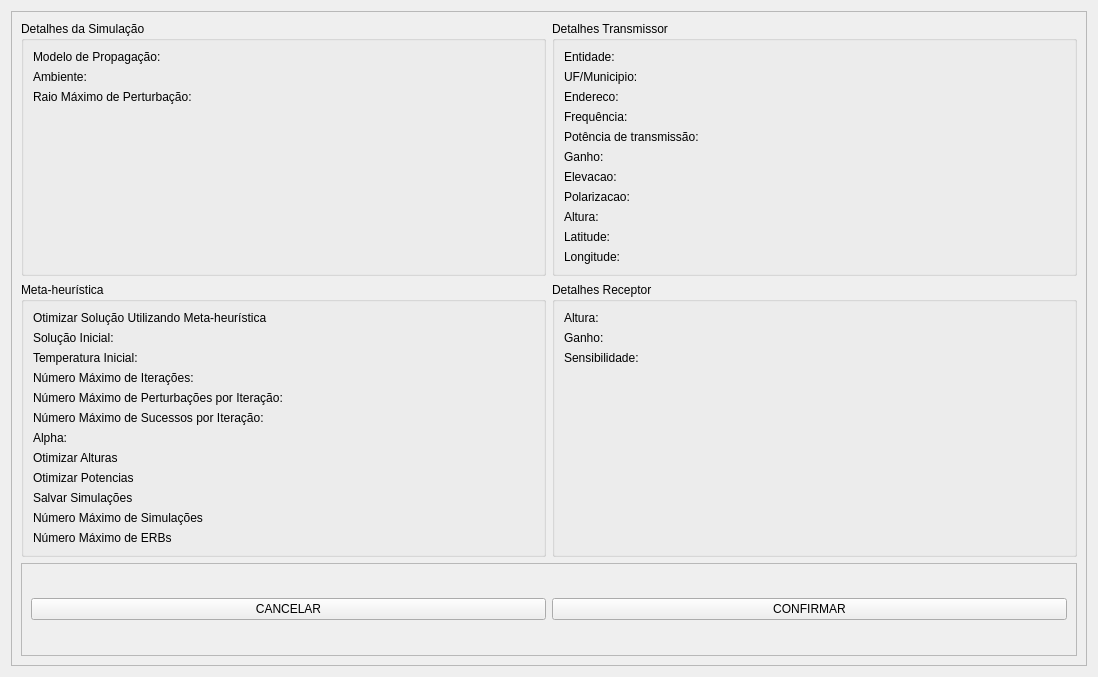
Above: src/main/resources/base/confirm_simulation_dialog.ui from trimtechnologies/Intelligent-Network-Planning-Tool-for-UAVs before the change. Below: the same form after it.
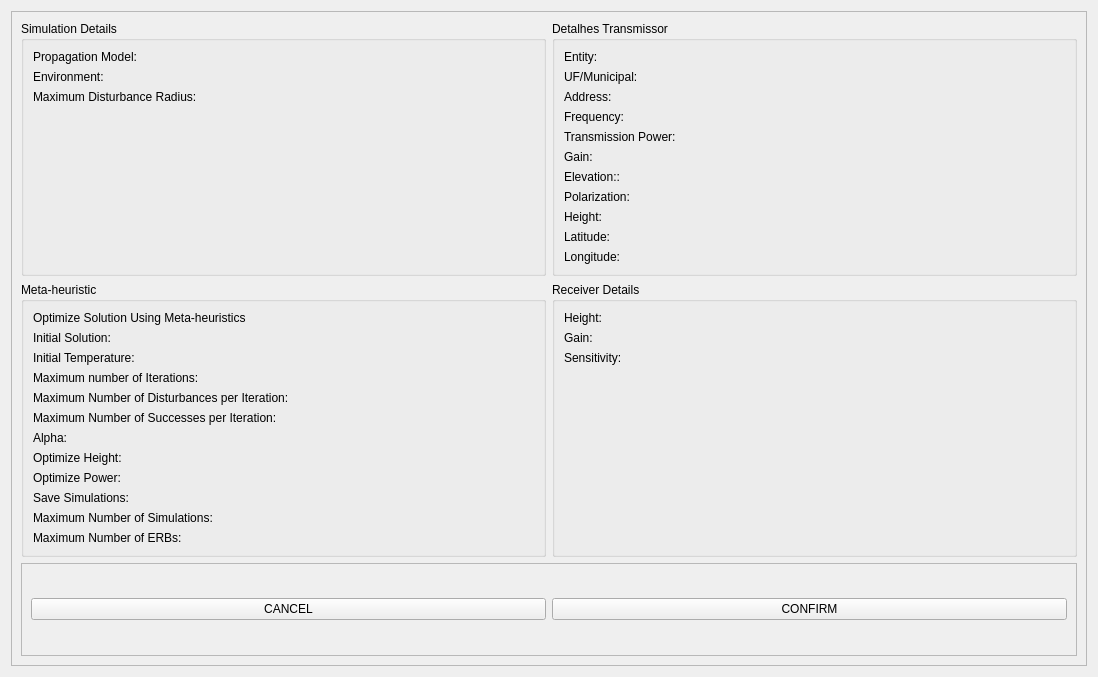
That is the form after the change.

Commit message: Translated elements in other uis

```diff
--- a/src/main/resources/base/confirm_simulation_dialog.ui
+++ b/src/main/resources/base/confirm_simulation_dialog.ui
@@ -29,13 +29,13 @@
       <item row="0" column="0">
        <widget class="QGroupBox" name="group_box_detalhes">
         <property name="title">
-         <string>Detalhes da Simulação</string>
+         <string>Simulation Details</string>
         </property>
         <layout class="QFormLayout" name="formLayout">
          <item row="0" column="0">
           <widget class="QLabel" name="label_modelo_propagacao">
            <property name="text">
-            <string>Modelo de Propagação:</string>
+            <string>Propagation Model:</string>
            </property>
           </widget>
          </item>
@@ -58,7 +58,7 @@
          <item row="1" column="0">
           <widget class="QLabel" name="label_ambiente">
            <property name="text">
-            <string>Ambiente:</string>
+            <string>Environment:</string>
            </property>
           </widget>
          </item>
@@ -81,7 +81,7 @@
          <item row="2" column="0">
           <widget class="QLabel" name="label_radio_maximo">
            <property name="text">
-            <string>Raio Máximo de Perturbação:</string>
+            <string>Maximum Disturbance Radius:</string>
            </property>
           </widget>
          </item>
@@ -113,7 +113,7 @@
          <item row="0" column="0">
           <widget class="QLabel" name="label_entidade">
            <property name="text">
-            <string>Entidade:</string>
+            <string>Entity:</string>
            </property>
           </widget>
          </item>
@@ -136,21 +136,21 @@
          <item row="1" column="0">
           <widget class="QLabel" name="label_uf_municipio">
            <property name="text">
-            <string>UF/Municipio:</string>
+            <string>UF/Municipal:</string>
            </property>
           </widget>
          </item>
          <item row="3" column="0">
           <widget class="QLabel" name="label_frequencia">
            <property name="text">
-            <string>Frequência:</string>
+            <string>Frequency:</string>
            </property>
           </widget>
          </item>
          <item row="2" column="0">
           <widget class="QLabel" name="label_endereco">
            <property name="text">
-            <string>Endereco:</string>
+            <string>Address:</string>
            </property>
           </widget>
          </item>
@@ -205,7 +205,7 @@
          <item row="5" column="0">
           <widget class="QLabel" name="label_ganho">
            <property name="text">
-            <string>Ganho:</string>
+            <string>Gain:</string>
            </property>
           </widget>
          </item>
@@ -228,7 +228,7 @@
          <item row="6" column="0">
           <widget class="QLabel" name="label_elevacao">
            <property name="text">
-            <string>Elevacao:</string>
+            <string>Elevation::</string>
            </property>
           </widget>
          </item>
@@ -251,14 +251,14 @@
          <item row="7" column="0">
           <widget class="QLabel" name="label_polarizacao">
            <property name="text">
-            <string>Polarizacao:</string>
+            <string>Polarization:</string>
            </property>
           </widget>
          </item>
          <item row="8" column="0">
           <widget class="QLabel" name="label_altura">
            <property name="text">
-            <string>Altura:</string>
+            <string>Height:</string>
            </property>
           </widget>
          </item>
@@ -343,7 +343,7 @@
          <item row="4" column="0">
           <widget class="QLabel" name="label_potencia_transmissao">
            <property name="text">
-            <string>Potência de transmissão:</string>
+            <string>Transmission Power:</string>
            </property>
           </widget>
          </item>
@@ -369,13 +369,13 @@
       <item row="1" column="0" rowspan="2">
        <widget class="QGroupBox" name="groupBox">
         <property name="title">
-         <string>Meta-heurística</string>
+         <string>Meta-heuristic</string>
         </property>
         <layout class="QFormLayout" name="formLayout_4">
          <item row="0" column="0">
           <widget class="QLabel" name="label_optimize_solution">
            <property name="text">
-            <string>Otimizar Solução Utilizando Meta-heurística</string>
+            <string>Optimize Solution Using Meta-heuristics</string>
            </property>
           </widget>
          </item>
@@ -398,7 +398,7 @@
          <item row="1" column="0">
           <widget class="QLabel" name="label_solucao_inicial">
            <property name="text">
-            <string>Solução Inicial:</string>
+            <string>Initial Solution:</string>
            </property>
           </widget>
          </item>
@@ -421,7 +421,7 @@
          <item row="2" column="0">
           <widget class="QLabel" name="label_temperatura_inicial">
            <property name="text">
-            <string>Temperatura Inicial:</string>
+            <string>Initial Temperature:</string>
            </property>
           </widget>
          </item>
@@ -444,7 +444,7 @@
          <item row="3" column="0">
           <widget class="QLabel" name="label_num_maximo_iteracoes">
            <property name="text">
-            <string>Número Máximo de Iterações:</string>
+            <string>Maximum number of Iterations:</string>
            </property>
           </widget>
          </item>
@@ -467,7 +467,7 @@
          <item row="4" column="0">
           <widget class="QLabel" name="label_num_maximo_pertubacoes_iteracao">
            <property name="text">
-            <string>Número Máximo de Perturbações por Iteração:</string>
+            <string>Maximum Number of Disturbances per Iteration:</string>
            </property>
           </widget>
          </item>
@@ -490,7 +490,7 @@
          <item row="5" column="0">
           <widget class="QLabel" name="label_num_maximo_sucessos_iteracao">
            <property name="text">
-            <string>Número Máximo de Sucessos por Iteração:</string>
+            <string>Maximum Number of Successes per Iteration:</string>
            </property>
           </widget>
          </item>
@@ -536,7 +536,7 @@
          <item row="7" column="0">
           <widget class="QLabel" name="label_optimize_height">
            <property name="text">
-            <string>Otimizar Alturas</string>
+            <string>Optimize Height:</string>
            </property>
           </widget>
          </item>
@@ -559,7 +559,7 @@
          <item row="8" column="0">
           <widget class="QLabel" name="label_optimize_power">
            <property name="text">
-            <string>Otimizar Potencias</string>
+            <string>Optimize Power:</string>
            </property>
           </widget>
          </item>
@@ -582,7 +582,7 @@
          <item row="9" column="0">
           <widget class="QLabel" name="label_save_simulation">
            <property name="text">
-            <string>Salvar Simulações</string>
+            <string>Save Simulations:</string>
            </property>
           </widget>
          </item>
@@ -605,7 +605,7 @@
          <item row="10" column="0">
           <widget class="QLabel" name="label_number_of_simulations">
            <property name="text">
-            <string>Número Máximo de Simulações</string>
+            <string>Maximum Number of Simulations:</string>
            </property>
           </widget>
          </item>
@@ -628,7 +628,7 @@
          <item row="11" column="0">
           <widget class="QLabel" name="label_number_of_erbs">
            <property name="text">
-            <string>Número Máximo de ERBs</string>
+            <string>Maximum Number of ERBs:</string>
            </property>
           </widget>
          </item>
@@ -654,13 +654,13 @@
       <item row="1" column="1" rowspan="2">
        <widget class="QGroupBox" name="group_box_receptor">
         <property name="title">
-         <string>Detalhes Receptor</string>
+         <string>Receiver Details</string>
         </property>
         <layout class="QFormLayout" name="formLayout_3">
          <item row="0" column="0">
           <widget class="QLabel" name="label_bs_altura">
            <property name="text">
-            <string>Altura:</string>
+            <string>Height:</string>
            </property>
           </widget>
          </item>
@@ -683,7 +683,7 @@
          <item row="1" column="0">
           <widget class="QLabel" name="label_bs_ganho">
            <property name="text">
-            <string>Ganho:</string>
+            <string>Gain:</string>
            </property>
           </widget>
          </item>
@@ -706,7 +706,7 @@
          <item row="2" column="0">
           <widget class="QLabel" name="label_bs_sensibilidade">
            <property name="text">
-            <string>Sensibilidade:</string>
+            <string>Sensitivity:</string>
            </property>
           </widget>
          </item>
@@ -741,14 +741,14 @@
          <item row="0" column="1">
           <widget class="QPushButton" name="btn_confirmar_simulacao">
            <property name="text">
-            <string>CONFIRMAR</string>
+            <string>CONFIRM</string>
            </property>
           </widget>
          </item>
          <item row="0" column="0">
           <widget class="QPushButton" name="btn_cancelar_simulacao">
            <property name="text">
-            <string>CANCELAR</string>
+            <string>CANCEL</string>
            </property>
           </widget>
          </item>
```
The commit also changes 1 other file.
